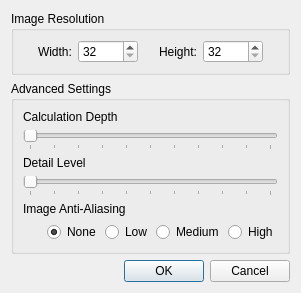
Qt form src/generateimagedialog.ui (mimecorg/fraqtive) before a commit.
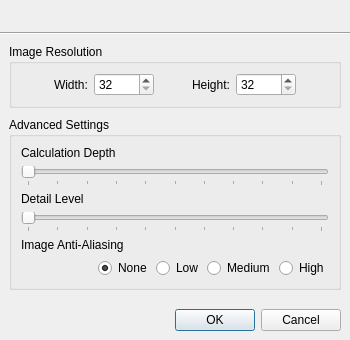
The same form after that commit. Custom widgets are drawn as their Qt base class.

```diff
--- a/src/generateimagedialog.ui
+++ b/src/generateimagedialog.ui
@@ -6,14 +6,52 @@
    <rect>
     <x>0</x>
     <y>0</y>
-    <width>300</width>
-    <height>288</height>
+    <width>350</width>
+    <height>340</height>
    </rect>
   </property>
   <property name="windowTitle">
    <string>Generate Image</string>
   </property>
+  <layout class="QVBoxLayout" name="topLayout" stretch="0,0,1">
+   <property name="spacing">
+    <number>0</number>
+   </property>
+   <property name="margin">
+    <number>0</number>
+   </property>
+   <item>
+    <widget class="XmlUi::GradientWidget" name="promptWidget" native="true">
+     <layout class="QHBoxLayout" name="promptLayout" stretch="0,1">
+      <property name="spacing">
+       <number>10</number>
+      </property>
+      <item>
+       <widget class="QLabel" name="promptPixmap"/>
+      </item>
+      <item>
+       <widget class="QLabel" name="promptLabel">
+        <property name="wordWrap">
+         <bool>true</bool>
+        </property>
+       </widget>
+      </item>
+     </layout>
+    </widget>
+   </item>
+   <item>
+    <widget class="Line" name="line">
+     <property name="orientation">
+      <enum>Qt::Horizontal</enum>
+     </property>
+    </widget>
+   </item>
+   <item>
+    <widget class="QWidget" name="mainWidget" native="true">
   <layout class="QVBoxLayout" name="verticalLayout_2">
+      <property name="spacing">
+       <number>9</number>
+      </property>
    <item>
     <widget class="QGroupBox" name="groupBox">
      <property name="title">
@@ -255,7 +293,7 @@
      </property>
      <property name="sizeHint" stdset="0">
       <size>
-       <width>279</width>
+          <width>20</width>
        <height>0</height>
       </size>
      </property>
@@ -273,7 +311,16 @@
    </item>
   </layout>
  </widget>
+   </item>
+  </layout>
+ </widget>
  <customwidgets>
+  <customwidget>
+   <class>XmlUi::GradientWidget</class>
+   <extends>QWidget</extends>
+   <header>xmlui/gradientwidget.h</header>
+   <container>1</container>
+  </customwidget>
   <customwidget>
    <class>DoubleSlider</class>
    <extends>QSlider</extends>
```
Lines whose indentation alone changed are shown as unchanged.
